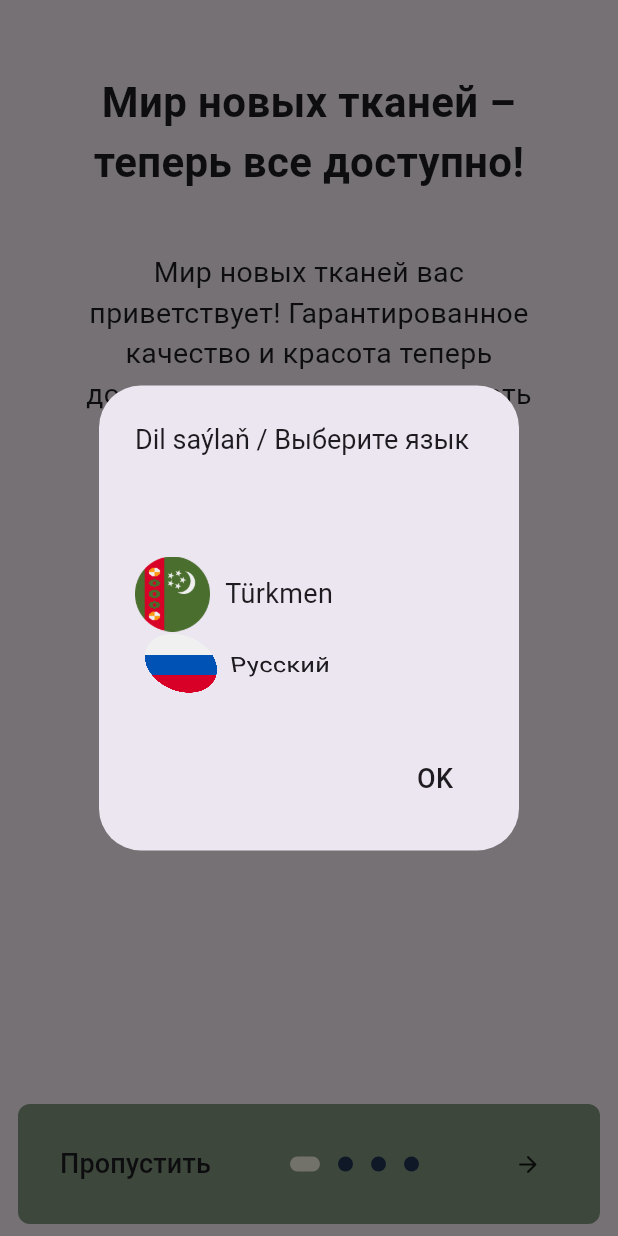
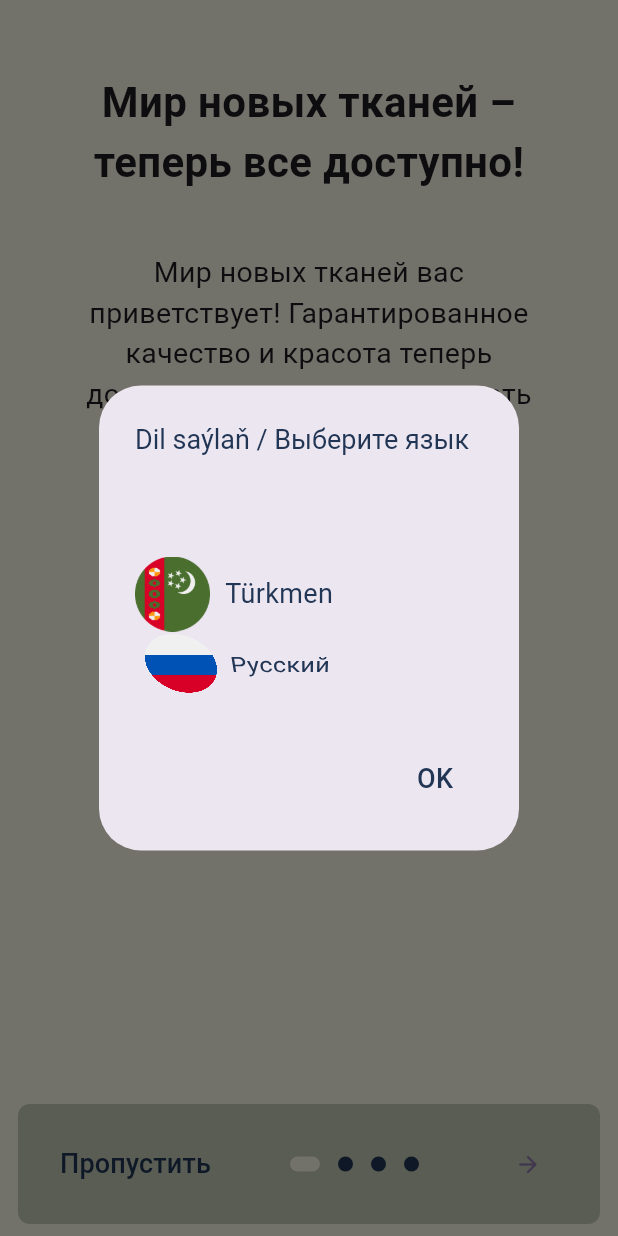
Before and after one commit to johnStuart00/mata_online_market, a Flutter app: the screen it shows after launch, on a phone screen of 412 x 824 dp. Run offline on Flutter 3.47's test engine with Material 3 defaults, Android fonts, the phone set to English and light mode, and no system bars; drawn by our look-alikes of introduction_screen; our stand-ins replace adaptive_theme, dot_navigation_bar, get, shared_preferences; generated files the repository leaves out were written again.

Commit message:
Home page AppBar and SearchField id done

```diff
--- a/lib/config/theme/app_theme.dart
+++ b/lib/config/theme/app_theme.dart
@@ -5,13 +5,13 @@ class AppThemes {
   static final ThemeData lightTheme = ThemeData(
       brightness: Brightness.light,
       scaffoldBackgroundColor: AppColors.whiteThemeBack,
-    primaryColor: const Color.fromRGBO(132, 155, 129, 1),
+      primaryColor: AppColors.whiteThemeContainer,
       textTheme: const TextTheme(
         bodyLarge: TextStyle(color: AppColors.whiteThemeText),
       ),
-    iconTheme: const IconThemeData(color: AppColors.whiteThemeText),
+      iconTheme: const IconThemeData(color: AppColors.whiteThemeIcon),
       appBarTheme: const AppBarTheme(
-      backgroundColor: AppColors.whiteThemeContainer,
+        backgroundColor: AppColors.whiteThemeBack,
         iconTheme: IconThemeData(color: AppColors.whiteThemeIcon),
         titleTextStyle: TextStyle(
           color: AppColors.whiteThemeText,
@@ -22,7 +22,9 @@ class AppThemes {
       cardColor: AppColors.whiteThemeContainer,
       buttonTheme:
           const ButtonThemeData(buttonColor: AppColors.whiteThemeContainer),
-    shadowColor: Colors.black.withOpacity(0.1), // Add shadow color here
+      shadowColor: Colors.black.withOpacity(0.1),
+      bottomNavigationBarTheme: const BottomNavigationBarThemeData(
+          backgroundColor: AppColors.white) // Add shadow color here
       );
 
   static final ThemeData darkTheme = ThemeData(
@@ -34,7 +36,7 @@ class AppThemes {
       ),
       iconTheme: const IconThemeData(color: AppColors.darkThemeIcon),
       appBarTheme: const AppBarTheme(
-      backgroundColor: AppColors.darkThemeContainer,
+        backgroundColor: AppColors.darkThemeBack,
         iconTheme: IconThemeData(color: AppColors.darkThemeIcon),
         titleTextStyle: TextStyle(
           color: AppColors.darkThemeText,
@@ -45,6 +47,8 @@ class AppThemes {
       cardColor: AppColors.darkThemeContainer,
       buttonTheme:
           const ButtonThemeData(buttonColor: AppColors.darkThemeContainer),
-    shadowColor: Colors.white.withOpacity(0.1), // Add shadow color here
+      shadowColor: Colors.white.withOpacity(0.1),
+      bottomNavigationBarTheme: const BottomNavigationBarThemeData(
+          backgroundColor: AppColors.dark) // Add shadow color here
       );
 }
--- a/lib/core/assets/app_icons.dart
+++ b/lib/core/assets/app_icons.dart
@@ -8,4 +8,8 @@ class AppIcons {
   static const IconData likes = Icons.favorite_rounded;
   static const IconData shopCard = Icons.shopping_cart_rounded;
   static const IconData user = Icons.person_rounded;
+  static const IconData search = Icons.search_rounded;
+  // static const IconData voice = Icons.keyboard_voice_outlined;
+  static const IconData sort = Icons.sort_rounded;
+  static const IconData notifications = Icons.notifications;
 }
--- a/lib/core/constants/app_color.dart
+++ b/lib/core/constants/app_color.dart
@@ -1,10 +1,12 @@
 import 'package:flutter/material.dart';
 
 class AppColors {
+  static const white = Color.fromRGBO(255, 255, 255, 1);
   static const whiteThemeBack = Color.fromRGBO(249, 246, 230, 1);
-  static const whiteThemeContainer = Color.fromRGBO(132, 155, 129, 1);
+  static const whiteThemeContainer = Color.fromRGBO(132, 155, 129, 0.479);
   static const whiteThemeIcon = Color.fromRGBO(141, 119, 171, 1);
   static const whiteThemeText = Color.fromRGBO(33, 53, 85, 1);
+  static const dark = Color.fromRGBO(0, 0, 0, 1);
   static const darkThemeBack = Color.fromRGBO(33, 53, 85, 1);
   static const darkThemeContainer = Color.fromRGBO(62, 88, 121, 1);
   static const darkThemeIcon = Color.fromRGBO(80, 0, 115, 1);
--- a/lib/core/constants/app_spacing.dart
+++ b/lib/core/constants/app_spacing.dart
@@ -4,6 +4,8 @@ import 'package:flutter/material.dart';
 class AppSpacing {
   // Padding
   static const EdgeInsets screenPadding = EdgeInsets.all(16.0);
+  static const EdgeInsets widgetHorizontalPadding =
+      EdgeInsets.symmetric(horizontal: 16.0);
   static const EdgeInsets cardPadding =
       EdgeInsets.symmetric(horizontal: 12.0, vertical: 8.0);
 
--- a/lib/core/localization/l10n/app_ru.arb
+++ b/lib/core/localization/l10n/app_ru.arb
@@ -9,5 +9,6 @@
     "ozStiliniTapTitle": "Создайте уникальный стиль с нашими тканями. Высокое качество и широкий выбор помогут воплотить ваши мечты.",
     "gec": "Пропустить",
     "tamam": "Готово",
-    "dilSaylandy": "Язык выбран"
+    "dilSaylandy": "Язык выбран",
+    "harytlaryGozlan": "Поиск товаров"
 }
--- a/lib/core/localization/l10n/app_tr.arb
+++ b/lib/core/localization/l10n/app_tr.arb
@@ -9,5 +9,6 @@
     "ozStiliniTapTitle": "Matalarymyz arkaly özboluşly stil dörediň. Ýokary hilli we giň görnüşler bilen arzuwlaryňyzy amala aşyryň.",
     "gec": "Geç",
     "tamam": "Tamam",
-    "dilSaylandy": "Dil saýlandy"
+    "dilSaylandy": "Dil saýlandy",
+    "harytlaryGozlan": "Harynlary gözläň"
 }
--- a/lib/features/introduction_screen/presentation/introduction_screen.dart
+++ b/lib/features/introduction_screen/presentation/introduction_screen.dart
@@ -1,4 +1,5 @@
 // introduction_screen
+// ignore_for_file: use_build_context_synchronously
 import 'package:flutter/material.dart';
 import 'package:get/get.dart';
 import 'package:introduction_screen/introduction_screen.dart';
@@ -125,7 +126,7 @@ class IntroductionsScreenState extends State<IntroductionsScreen> {
                 Get.snackbar(
                   AppLocalizations.of(context)!.dilSaylandy,
                   '${AppLocalizations.of(context)!.dilSaylandy} ${languages[selectedIndex]}',
-                  snackPosition: SnackPosition.BOTTOM,
+                  snackPosition: SnackPosition.TOP,
                 );
               },
               child: const MiddleTextWidget(text: 'OK'),
--- a/lib/features/main_screen/presentation/main_screen.dart
+++ b/lib/features/main_screen/presentation/main_screen.dart
@@ -36,7 +36,8 @@ class _MyHomePageState extends State<MyHomePage> {
         height: 130,
         width: double.infinity,
         child: DotNavigationBar(
-          backgroundColor: Theme.of(context).cardColor,
+          backgroundColor:
+              Theme.of(context).bottomNavigationBarTheme.backgroundColor,
           currentIndex: _SelectedTab.values.indexOf(_selectedTab),
           dotIndicatorColor: Theme.of(context).iconTheme.color,
           unselectedItemColor: Colors.grey[300],
--- a/lib/main.dart
+++ b/lib/main.dart
@@ -22,11 +22,13 @@ class _MyAppState extends State<MyApp> {
   Widget build(BuildContext context) {
     return AdaptiveTheme(
       light: AppThemes.lightTheme,
-      dark: AppThemes.darkTheme,
-      initial: AdaptiveThemeMode.system,
+      //dark: AppThemes.darkTheme,
+      initial: AdaptiveThemeMode.light,
       builder: (theme, darkTheme) => GetMaterialApp(
         localizationsDelegates: AppLocalizations.localizationsDelegates,
         supportedLocales: AppLocalizations.supportedLocales,
+        theme: theme,
+        //darkTheme: darkTheme,
         initialRoute: RouteHelper.getIntroductionScreen(),
         getPages: RouteHelper.routes,
       ),
```
Also changed, not shown: lib/core/widgets/mark_text_widget.dart (added, +17 -0 lines), lib/core/widgets/search_field_widget.dart (added, +51 -0 lines), lib/features/home_screen/presentation/home_screen.dart (+87 -16 lines), lib/features/search_screen/presentation/search_screen.dart (added, +10 -0 lines). Lines whose indentation alone changed are shown as unchanged.
